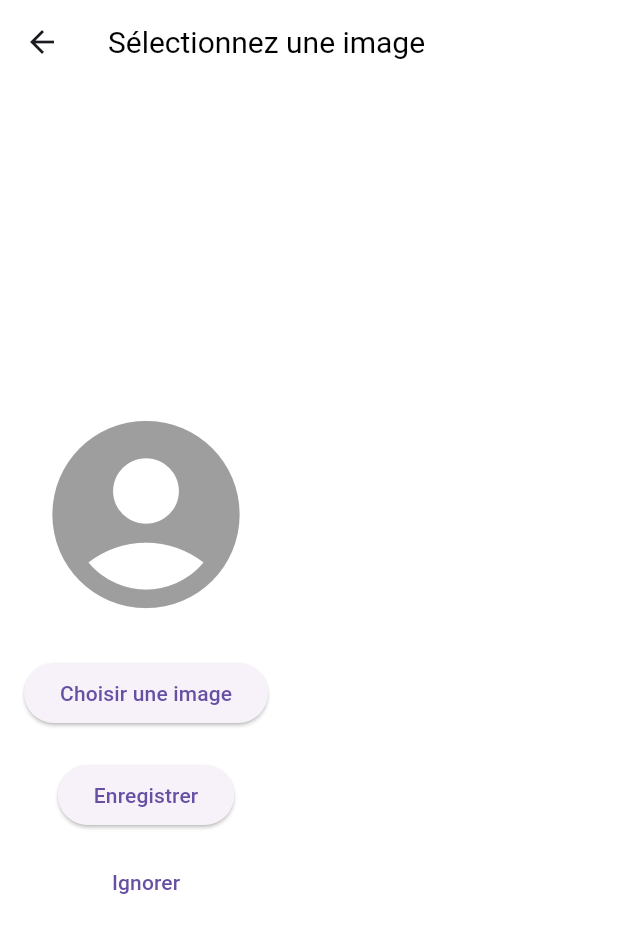
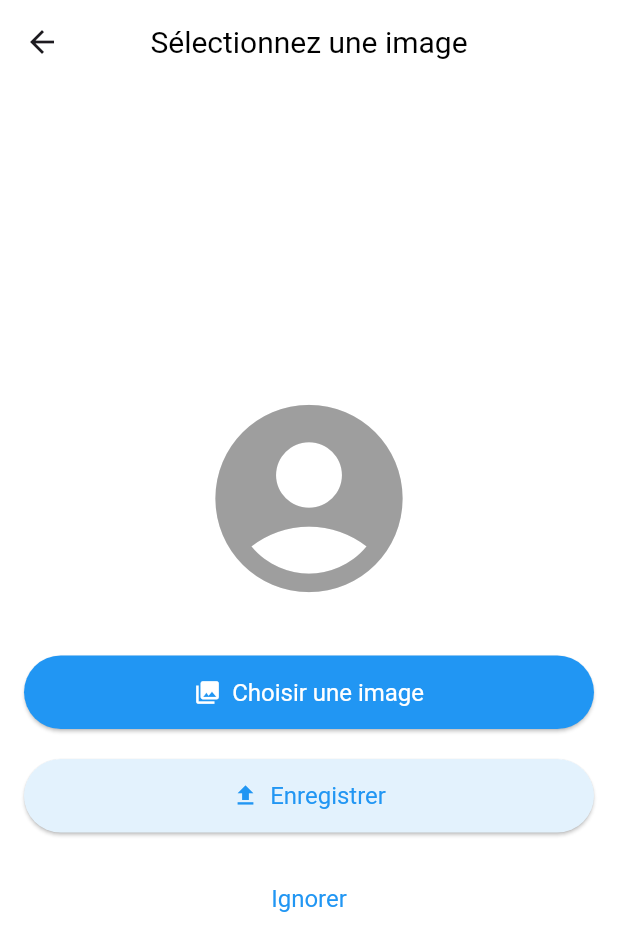
Before and after one commit to hounsouabel/socialbox, a Flutter app: the ProfileScreen screen opened directly, after a tap on the "edit" icon, on a phone screen of 412 x 824 dp. Shown: the top 951 px of the screen. Run offline on Flutter 3.47's test engine with Material 3 defaults, Android fonts, the phone set to English and light mode, and no system bars; our stand-ins replace cached_network_image, card_swiper, chewie, cloud_firestore, firebase_auth, firebase_core and 8 more; missing offline and left inert: cloudinary_api, cloudinary_url_gen, firebase_app_check; accounts and stored records are empty; network calls fail.

Commit message:
Post et profile plein écran

```diff
--- a/lib/screens/profile_image_selection.dart
+++ b/lib/screens/profile_image_selection.dart
@@ -1,12 +1,8 @@
 import 'package:cloud_firestore/cloud_firestore.dart';
-import 'package:flutter/foundation.dart';
 import 'package:flutter/material.dart';
 import 'package:image_picker/image_picker.dart';
 import 'dart:io';
-import 'package:firebase_storage/firebase_storage.dart';
-import 'package:groupe7/screens/home_page.dart'; // ChatterBox
-
-
+import 'package:groupe7/screens/home_page.dart';
 import 'package:cloudinary_url_gen/cloudinary.dart';
 import 'package:cloudinary_api/uploader/cloudinary_uploader.dart';
 import 'package:cloudinary_api/src/request/model/uploader_params.dart';
@@ -85,29 +81,54 @@ class _ProfileImageSelectionState extends State<ProfileImageSelection> {
   @override
   Widget build(BuildContext context) {
     return Scaffold(
-      appBar: AppBar(title: const Text('Sélectionnez une image')),
-      body: Padding(
+      appBar: AppBar(
+        title: const Text('Sélectionnez une image'),
+        centerTitle: true,
+        backgroundColor: Colors.transparent,
+      ),
+      body: Center(
+        child: Padding(
           padding: const EdgeInsets.all(16.0),
           child: Column(
             mainAxisAlignment: MainAxisAlignment.center,
             children: [
-            _selectedImage != null
-                ? Image.file(_selectedImage!,
-                height: 150, width: 150, fit: BoxFit.cover)
-                : const Icon(Icons.account_circle, size: 150, color: Colors.grey),
-            const SizedBox(height: 20),
-            ElevatedButton(
+              CircleAvatar(
+                radius: 75,
+                backgroundColor: Colors.white,
+                backgroundImage: _selectedImage != null ? FileImage(_selectedImage!) : null,
+                child: _selectedImage == null ? const Icon(Icons.account_circle, size: 150, color: Colors.grey) : null,
+              ),
+              const SizedBox(height: 30),
+              SizedBox(
+                width: double.infinity,
+                child: ElevatedButton.icon(
                   onPressed: _pickImage,
-              child: const Text('Choisir une image'),
+                  icon: const Icon(Icons.photo_library, color: Colors.white,),
+                  label: const Text('Choisir une image', style: TextStyle(color: Colors.white,),),
+                  style: ElevatedButton.styleFrom(
+                    backgroundColor: Colors.blue,
+                    padding: const EdgeInsets.symmetric(vertical: 15),
+                    textStyle: const TextStyle(fontSize: 16),
+                  ),
+                ),
               ),
               const SizedBox(height: 20),
-            _isLoading
-                ? const CircularProgressIndicator()
-                : ElevatedButton(
+              SizedBox(
+                width: double.infinity,
+                child: _isLoading
+                    ? const CircularProgressIndicator(color: Colors.blue,)
+                    : ElevatedButton.icon(
                   onPressed: _uploadImage,
-              child: const Text('Enregistrer'),
+                  icon: const Icon(Icons.upload, color: Colors.blue,),
+                  label: const Text('Enregistrer', style: TextStyle(color: Colors.blue,),),
+                  style: ElevatedButton.styleFrom(
+                    backgroundColor: Colors.blue[50],
+                    padding: const EdgeInsets.symmetric(vertical: 15),
+                    textStyle: const TextStyle(fontSize: 16),
                   ),
-            const SizedBox(height: 10),
+                ),
+              ),
+              const SizedBox(height: 20),
               TextButton(
                 onPressed: () {
                   FirebaseFirestore.instance
@@ -120,8 +141,13 @@ class _ProfileImageSelectionState extends State<ProfileImageSelection> {
                   );
                 },
                 child: const Text('Ignorer'),
+                style: TextButton.styleFrom(
+                  foregroundColor: Colors.blue,
+                  textStyle: const TextStyle(fontSize: 16),
+                ),
               ),
             ],
+          ),
         ),
       ),
     );
--- a/lib/screens/profile_screen.dart
+++ b/lib/screens/profile_screen.dart
@@ -10,6 +10,7 @@ import 'package:groupe7/screens/tabs/tagged_view.dart';
 import 'package:groupe7/screens/update_profile.dart';
 
 import '../services/auth_service.dart';
+import 'image_plein_ecran.dart';
 
 class ProfileScreen extends StatefulWidget {
   const ProfileScreen({super.key});
@@ -121,7 +122,18 @@ class _ProfileScreenState extends State<ProfileScreen> {
                       padding: EdgeInsets.symmetric(horizontal: 20.0),
                       child: Stack(
                         children: [
-                          SizedBox(
+                          GestureDetector(
+                            onTap: () {
+                              Navigator.push(
+                                context,
+                                MaterialPageRoute(
+                                  builder: (context) => FullScreenImage(
+                                    imageUrl: userData['profil']!,
+                                  ),
+                                ),
+                              );
+                            },
+                            child: SizedBox(
                               width: 120,
                               height: 120,
                               child: ClipRRect(
@@ -131,7 +143,8 @@ class _ProfileScreenState extends State<ProfileScreen> {
                                   // Affiche l'image depuis Firestore
                                   userData['profil']!,
                                   fit: BoxFit.cover,
-                                      errorBuilder: (_, __, ___) => Image.asset(
+                                  errorBuilder: (_, __, ___) =>
+                                      Image.asset(
                                         // Fallback si l'URL est invalide
                                         'assets/person.png',
                                         fit: BoxFit.cover,
@@ -141,6 +154,7 @@ class _ProfileScreenState extends State<ProfileScreen> {
                                   // Asset par défaut
                                   'assets/person.png',
                                   fit: BoxFit.cover,
+                                ),
                               ),
                             ),
                           ),
--- a/lib/widgets/post_footer.dart
+++ b/lib/widgets/post_footer.dart
@@ -32,9 +32,9 @@ class PostFooter extends ConsumerWidget {
                 pseudo: userData["pseudo"],
                 content: post.content,
                 trimLines: 3,
-                pseudoStyle: const TextStyle(
+                pseudoStyle: TextStyle(
                   fontWeight: FontWeight.w700,
-                  color: Colors.black,
+                  color: isDarkMode ? Colors.white : Colors.black,
                 ),
                 contentStyle: TextStyle(
                   fontWeight: FontWeight.w400,
```
Also changed, not shown: lib/screens/full_image_screen.dart (+9 -45 lines), lib/screens/home_page.dart (+3 -4 lines), lib/screens/image_plein_ecran.dart (added, +78 -0 lines), lib/screens/requests_screen.dart (+8 -1 lines), lib/screens/user_profile.dart (+18 -5 lines), lib/widgets/request_tile.dart (+12 -9 lines), pubspec.yaml (+0 -8 lines). Lines whose indentation alone changed are shown as unchanged.
